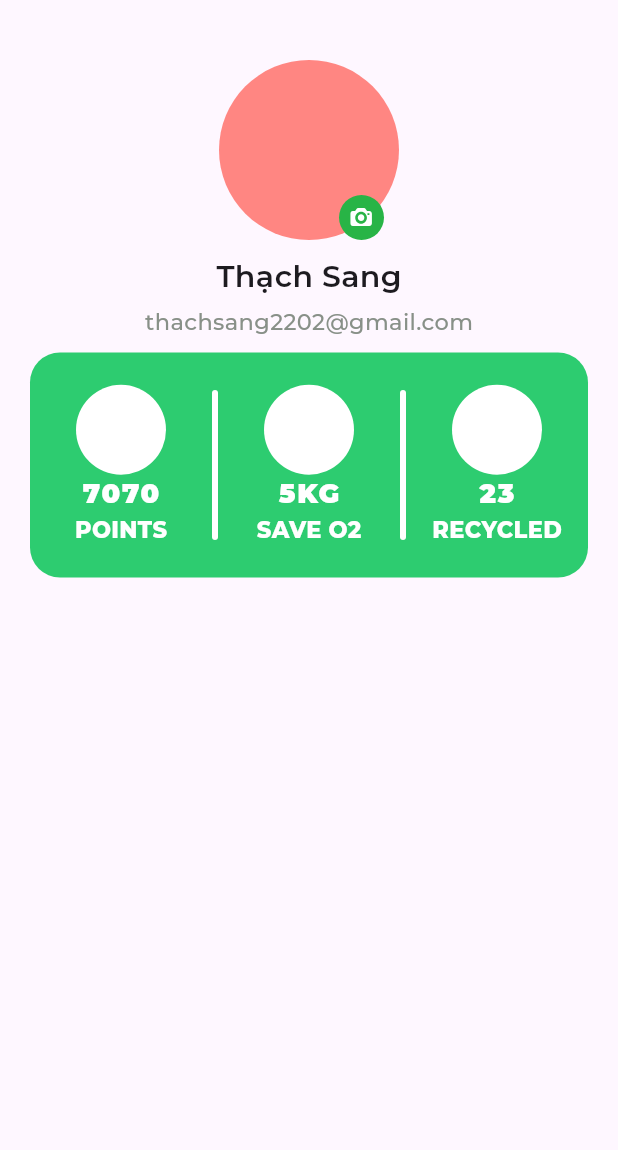
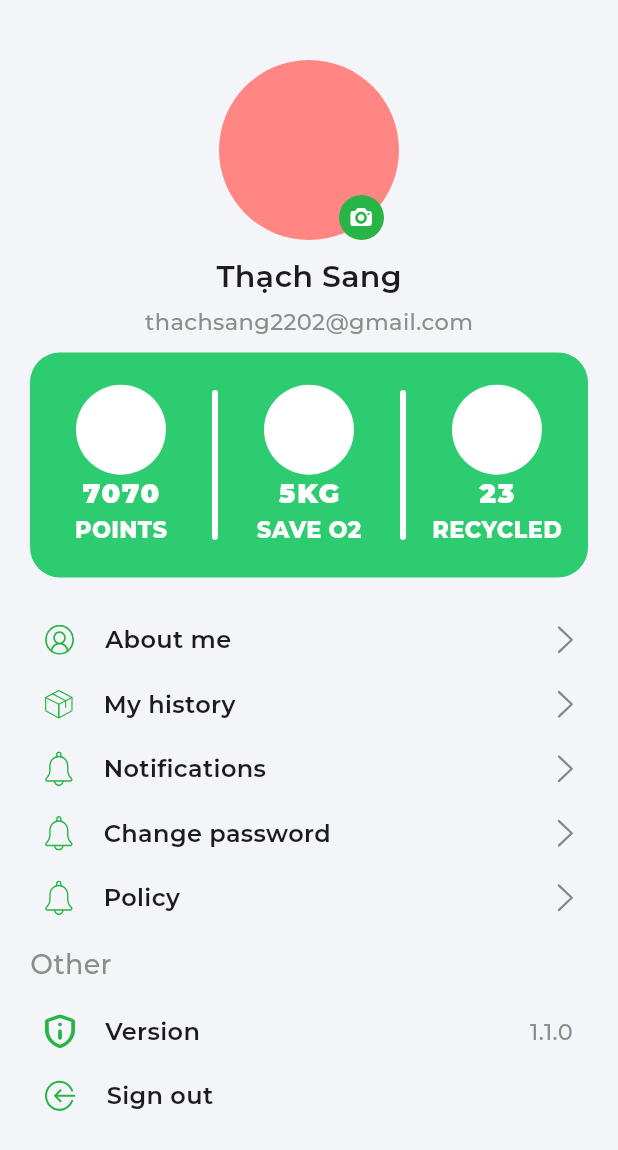
Before and after one commit to ThachSangW3G/ecoTS_FE, a Flutter app: the AccountScreen screen opened directly, on a phone screen of 412 x 824 dp. Shown: the top 1150 px of the screen. Run offline on Flutter 3.47's test engine with Material 3 defaults, Android fonts, the phone set to English and light mode, and no system bars; our stand-ins replace awesome_dialog, flutter_svg, get, google_fonts, page_transition; project files that could hold a hidden picture were left out.

Commit message:
finish UI notification setting

```diff
--- /dev/null
+++ b/lib/components/home/tile.dart
@@ -0,0 +1,54 @@
+import 'package:ecots_frontend/constants/app_style.dart';
+import 'package:flutter/cupertino.dart';
+import 'package:flutter_svg/svg.dart';
+
+class Tile extends StatefulWidget {
+  final String icon;
+  final bool haveArrowRight;
+  final String? rightContent;
+  final String title;
+  const Tile(
+      {super.key,
+      required this.icon,
+      required this.haveArrowRight,
+      required this.title,
+      this.rightContent});
+
+  @override
+  State<Tile> createState() => _TileState();
+}
+
+class _TileState extends State<Tile> {
+  @override
+  Widget build(BuildContext context) {
+    return Padding(
+      padding: const EdgeInsets.symmetric(vertical: 10, horizontal: 10),
+      child: Row(
+        mainAxisAlignment: MainAxisAlignment.spaceBetween,
+        crossAxisAlignment: CrossAxisAlignment.center,
+        children: [
+          Row(
+            children: [
+              SvgPicture.asset(widget.icon),
+              const SizedBox(
+                width: 20,
+              ),
+              Text(
+                widget.title,
+                style: kLableTextBlackW600Size16,
+              )
+            ],
+          ),
+          widget.haveArrowRight
+              ? SvgPicture.asset('assets/icons/arrowright.svg')
+              : widget.rightContent != null
+                  ? Text(
+                      widget.rightContent!,
+                      style: kLableTextStyleMiniumGrey,
+                    )
+                  : const SizedBox(),
+        ],
+      ),
+    );
+  }
+}
--- a/lib/main.dart
+++ b/lib/main.dart
@@ -1,5 +1,6 @@
 import 'package:ecots_frontend/screens/splash/load_logo.dart';
 import 'package:flutter/material.dart';
+import 'package:get/get_navigation/src/root/get_material_app.dart';
 
 void main() {
   runApp(const MyApp());
@@ -11,7 +12,7 @@ class MyApp extends StatelessWidget {
   // This widget is the root of your application.
   @override
   Widget build(BuildContext context) {
-    return MaterialApp(
+    return GetMaterialApp(
       debugShowCheckedModeBanner: false,
       title: 'Flutter Demo',
       theme: ThemeData(
--- a/lib/screens/bottom_nav/account_screen.dart
+++ b/lib/screens/bottom_nav/account_screen.dart
@@ -1,9 +1,12 @@
+import 'package:ecots_frontend/components/home/tile.dart';
 import 'package:ecots_frontend/constants/app_colors.dart';
 import 'package:ecots_frontend/constants/app_style.dart';
+import 'package:ecots_frontend/screens/accounts/notification_setting.dart';
 import 'package:flutter/cupertino.dart';
 import 'package:flutter/material.dart';
 import 'package:flutter/widgets.dart';
 import 'package:flutter_svg/svg.dart';
+import 'package:get/get.dart';
 
 import '../../components/home/achivement.dart';
 
@@ -18,6 +21,7 @@ class _AccountScreenState extends State<AccountScreen> {
   @override
   Widget build(BuildContext context) {
     return Scaffold(
+      backgroundColor: AppColors.whisper,
       body: SingleChildScrollView(
         child: Padding(
           padding: const EdgeInsets.all(20.0),
@@ -26,7 +30,7 @@ class _AccountScreenState extends State<AccountScreen> {
             child: Column(
               crossAxisAlignment: CrossAxisAlignment.center,
               children: [
-                SizedBox(
+                const SizedBox(
                   height: 20,
                 ),
                 Stack(
@@ -34,7 +38,7 @@ class _AccountScreenState extends State<AccountScreen> {
                     Container(
                       height: 120,
                       width: 120,
-                      decoration: BoxDecoration(
+                      decoration: const BoxDecoration(
                           shape: BoxShape.circle, color: AppColors.slamon),
                     ),
                     Positioned(
@@ -43,7 +47,7 @@ class _AccountScreenState extends State<AccountScreen> {
                       child: Container(
                         height: 30,
                         width: 30,
-                        decoration: BoxDecoration(
+                        decoration: const BoxDecoration(
                             shape: BoxShape.circle, color: AppColors.green),
                         child: Center(
                           child: SvgPicture.asset(
@@ -56,21 +60,21 @@ class _AccountScreenState extends State<AccountScreen> {
                     )
                   ],
                 ),
-                SizedBox(
+                const SizedBox(
                   height: 10,
                 ),
                 Text(
                   'Thạch Sang',
                   style: kLableTextBlackW600,
                 ),
-                SizedBox(
+                const SizedBox(
                   height: 5,
                 ),
                 Text(
                   'thachsang2202@gmail.com',
                   style: kLableTextStyleMiniumGrey,
                 ),
-                SizedBox(
+                const SizedBox(
                   height: 10,
                 ),
                 Container(
@@ -104,6 +108,65 @@ class _AccountScreenState extends State<AccountScreen> {
                     ],
                   ),
                 ),
+                const SizedBox(
+                  height: 20,
+                ),
+                InkWell(
+                  onTap: () {},
+                  child: const Tile(
+                      icon: 'assets/icons/aboutme.svg',
+                      haveArrowRight: true,
+                      title: 'About me'),
+                ),
+                const Tile(
+                    icon: 'assets/icons/myhistory.svg',
+                    haveArrowRight: true,
+                    title: 'My history'),
+                InkWell(
+                  onTap: () {
+                    Get.to(const NotificationSetting());
+                  },
+                  child: const Tile(
+                      icon: 'assets/icons/notification.svg',
+                      haveArrowRight: true,
+                      title: 'Notifications'),
+                ),
+                const Tile(
+                    icon: 'assets/icons/notification.svg',
+                    haveArrowRight: true,
+                    title: 'Change password'),
+                const Tile(
+                    icon: 'assets/icons/notification.svg',
+                    haveArrowRight: true,
+                    title: 'Policy'),
+                const SizedBox(
+                  height: 10,
+                ),
+                Row(
+                  mainAxisAlignment: MainAxisAlignment.start,
+                  children: [
+                    Text(
+                      'Other',
+                      style: kLableTextStyle18Grey,
+                    ),
+                  ],
+                ),
+                const SizedBox(
+                  height: 10,
+                ),
+                const Tile(
+                    icon: 'assets/icons/version.svg',
+                    haveArrowRight: false,
+                    title: 'Version',
+                    rightContent: '1.1.0'),
+                InkWell(
+                  onTap: () {},
+                  child: const Tile(
+                    icon: 'assets/icons/signout.svg',
+                    haveArrowRight: false,
+                    title: 'Sign out',
+                  ),
+                ),
               ],
             ),
           ),
--- a/lib/screens/splash/load_logo.dart
+++ b/lib/screens/splash/load_logo.dart
@@ -4,6 +4,7 @@ import 'package:ecots_frontend/constants/app_colors.dart';
 import 'package:ecots_frontend/constants/app_style.dart';
 import 'package:ecots_frontend/screens/splash/splash_one.dart';
 import 'package:flutter/material.dart';
+import 'package:get/get.dart';
 
 class LoadLogo extends StatefulWidget {
   const LoadLogo({super.key});
@@ -17,8 +18,9 @@ class _LoadLogoState extends State<LoadLogo> {
   void initState() {
     super.initState();
     Timer(const Duration(seconds: 3), () {
-      Navigator.push(
-          context, MaterialPageRoute(builder: (context) => const SplashOne()));
+      // Navigator.push(
+      //     context, MaterialPageRoute(builder: (context) => const SplashOne()));
+      Get.to(const SplashOne());
     });
   }
 
--- a/pubspec.yaml
+++ b/pubspec.yaml
@@ -39,6 +39,7 @@ dependencies:
   path_provider: ^2.1.2
   page_transition: ^2.1.0
   awesome_dialog: ^3.2.0
+  get: ^4.6.6
 
 dev_dependencies:
   flutter_test:
```
Also changed, not shown: lib/components/accounts/title_switch.dart (added, +48 -0 lines), lib/screens/accounts/notification_setting.dart (added, +96 -0 lines), lib/screens/splash/splash_one.dart (+10 -6 lines), lib/screens/splash/splash_three.dart (+12 -8 lines), lib/screens/splash/splash_two.dart (+12 -8 lines), assets/icons/arrowright.svg (renamed from assets/icons/arrowleft.svg), assets/icons/signout.svg (added), assets/icons/version.svg (added), pubspec.lock.
